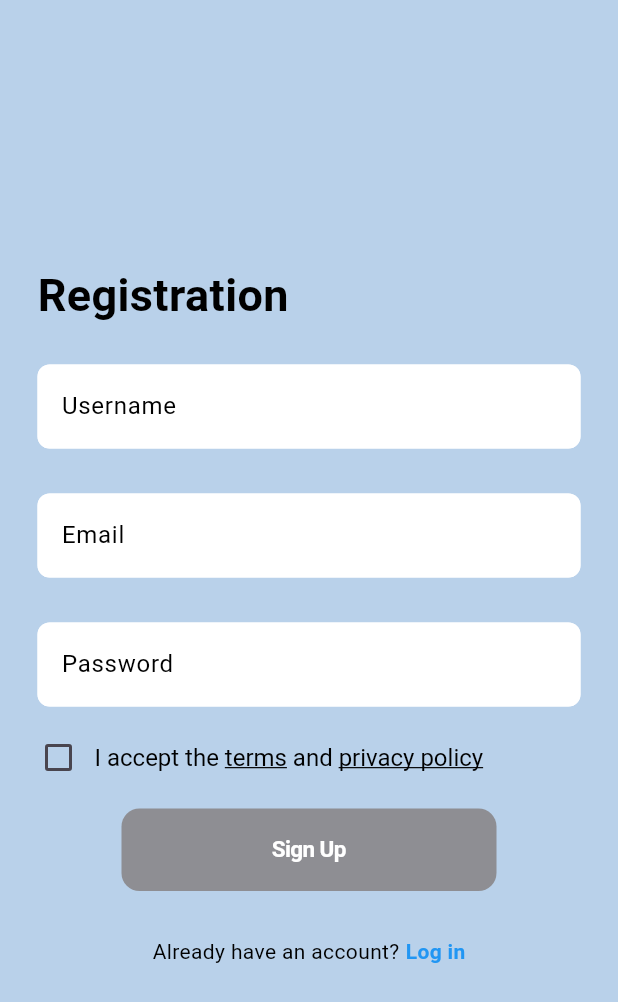
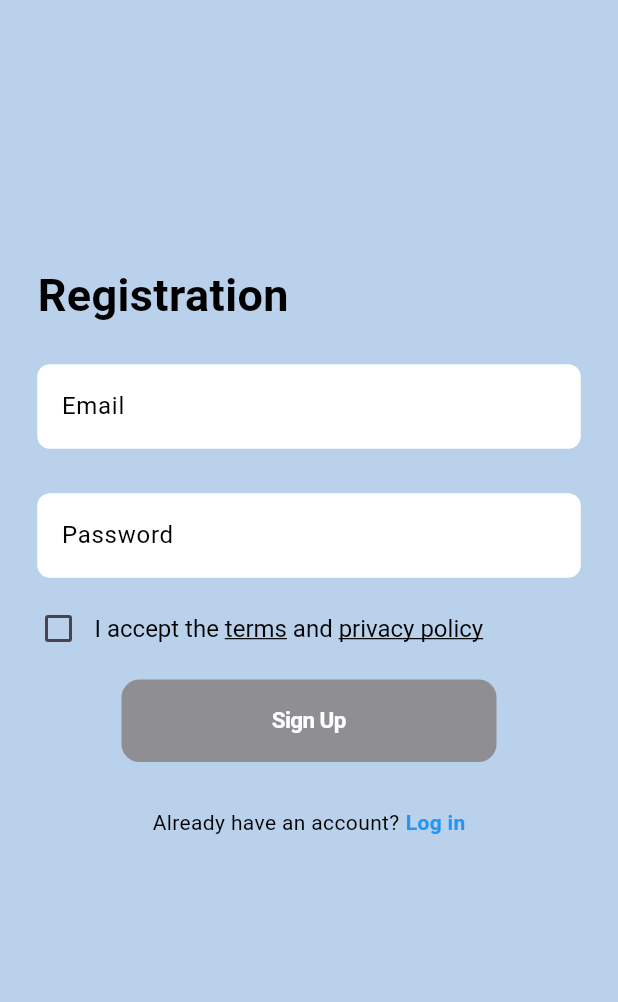
Before and after one commit to ElectroRG/CAC-Med-App, a Flutter app: the screen it shows after launch, on a phone screen of 412 x 824 dp. Shown: the top 1002 px of the screen. Run offline on Flutter 3.47's test engine with Material 3 defaults, Android fonts, the phone set to English and light mode, and no system bars; our stand-ins replace cached_network_image, carousel_slider, email_validator, firebase_auth, firebase_core, google_fonts and 2 more; accounts and stored records are empty.

Commit message:
removed username field

```diff
--- a/lib/Pages/registration_page.dart
+++ b/lib/Pages/registration_page.dart
@@ -63,12 +63,6 @@ class _RegistrationState extends State<Registration> {
               ),
             ),
             const SizedBox(height: 25),
-            MyTextField(
-              controller: usernameController,
-              hintText: 'Username',
-              obscureText: false,
-            ),
-            const SizedBox(height: 30),
             MyTextField(
               controller: emailController,
               hintText: 'Email',
```
Also changed, not shown: lib/Pages/login_page.dart (+6 -6 lines).
